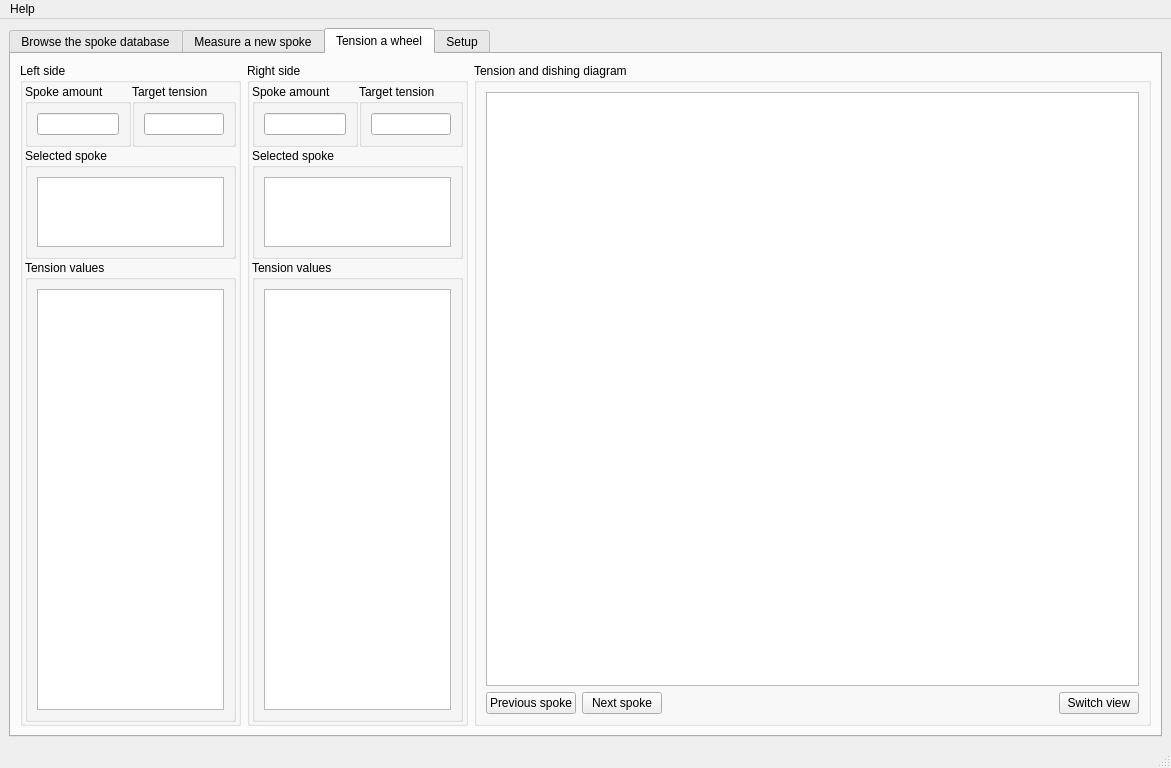
Old version of the form Spokeduino Mothership/ui/spokeduino_mothership.ui in the repository dunkelfalke80/spokeduino.
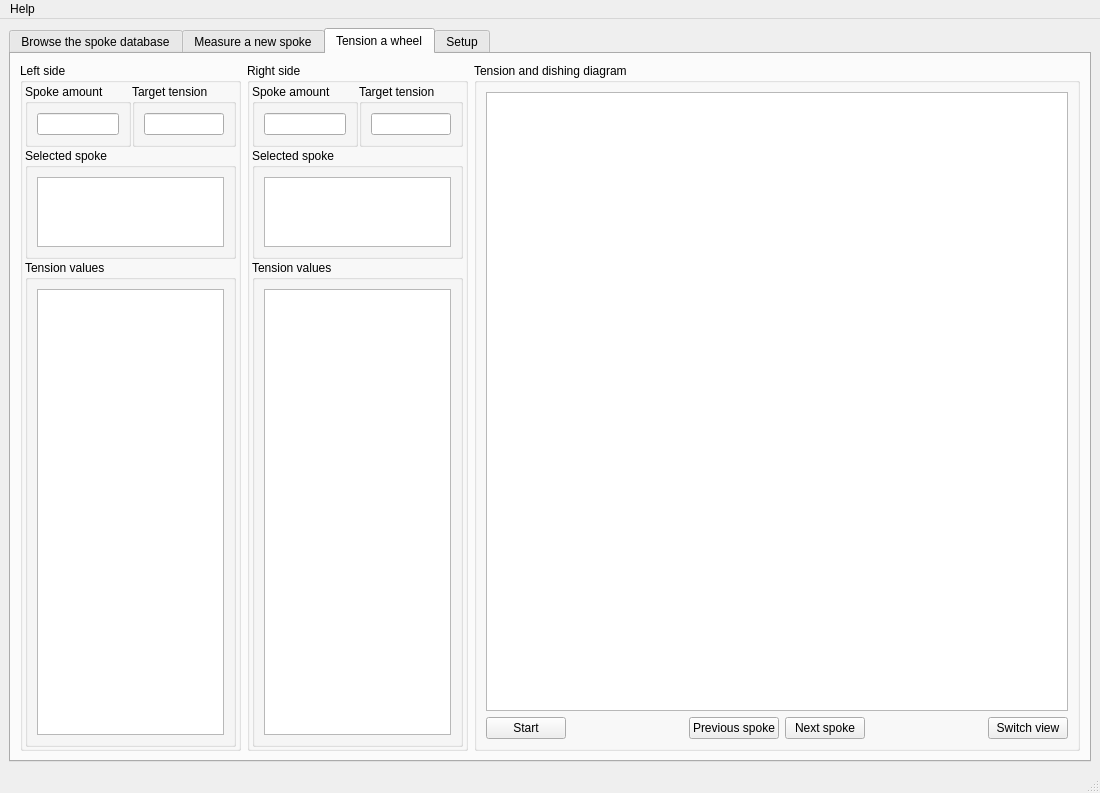
New version of the form. The open tabs and pages were chosen to show the change. Icons and pictures are not drawn. Custom widgets are drawn as their Qt base class.

Commit message: Added start button

Diff of the .ui file:
```diff
--- a/Spokeduino Mothership/ui/spokeduino_mothership.ui
+++ b/Spokeduino Mothership/ui/spokeduino_mothership.ui
@@ -6,8 +6,8 @@
    <rect>
     <x>0</x>
     <y>0</y>
-    <width>1171</width>
-    <height>768</height>
+    <width>1100</width>
+    <height>793</height>
    </rect>
   </property>
   <property name="sizePolicy">
@@ -1369,7 +1369,23 @@
                <property name="sizeConstraint">
                 <enum>QLayout::SizeConstraint::SetDefaultConstraint</enum>
                </property>
-               <item row="0" column="3">
+               <item row="0" column="0">
+                <widget class="QPushButton" name="pushButtonStartTensioning">
+                 <property name="sizePolicy">
+                  <sizepolicy hsizetype="Maximum" vsizetype="Preferred">
+                   <horstretch>0</horstretch>
+                   <verstretch>0</verstretch>
+                  </sizepolicy>
+                 </property>
+                 <property name="text">
+                  <string>Start</string>
+                 </property>
+                 <property name="icon">
+                  <iconset theme="QIcon::ThemeIcon::GoUp"/>
+                 </property>
+                </widget>
+               </item>
+               <item row="0" column="4">
                 <spacer name="horizontalSpacerSpokeEditsLeft">
                  <property name="orientation">
                   <enum>Qt::Orientation::Horizontal</enum>
@@ -1382,7 +1398,23 @@
                  </property>
                 </spacer>
                </item>
-               <item row="0" column="1">
+               <item row="0" column="5">
+                <widget class="QPushButton" name="pushButtonSwitchView">
+                 <property name="sizePolicy">
+                  <sizepolicy hsizetype="Maximum" vsizetype="Preferred">
+                   <horstretch>0</horstretch>
+                   <verstretch>0</verstretch>
+                  </sizepolicy>
+                 </property>
+                 <property name="text">
+                  <string>Switch view</string>
+                 </property>
+                 <property name="icon">
+                  <iconset theme="QIcon::ThemeIcon::MediaPlaylistRepeat"/>
+                 </property>
+                </widget>
+               </item>
+               <item row="0" column="2">
                 <widget class="QPushButton" name="pushButtonPreviousSpoke">
                  <property name="sizePolicy">
                   <sizepolicy hsizetype="Maximum" vsizetype="Preferred">
@@ -1398,7 +1430,7 @@
                  </property>
                 </widget>
                </item>
-               <item row="0" column="2">
+               <item row="0" column="3">
                 <widget class="QPushButton" name="pushButtonNextSpoke">
                  <property name="sizePolicy">
                   <sizepolicy hsizetype="Maximum" vsizetype="Preferred">
@@ -1414,21 +1446,18 @@
                  </property>
                 </widget>
                </item>
-               <item row="0" column="4">
-                <widget class="QPushButton" name="pushButtonSwitchView">
-                 <property name="sizePolicy">
-                  <sizepolicy hsizetype="Maximum" vsizetype="Preferred">
-                   <horstretch>0</horstretch>
-                   <verstretch>0</verstretch>
-                  </sizepolicy>
+               <item row="0" column="1">
+                <spacer name="horizontalSpacer">
+                 <property name="orientation">
+                  <enum>Qt::Orientation::Horizontal</enum>
                  </property>
-                 <property name="text">
-                  <string>Switch view</string>
+                 <property name="sizeHint" stdset="0">
+                  <size>
+                   <width>40</width>
+                   <height>20</height>
+                  </size>
                  </property>
-                 <property name="icon">
-                  <iconset theme="QIcon::ThemeIcon::MediaPlaylistRepeat"/>
-                 </property>
-                </widget>
+                </spacer>
                </item>
               </layout>
              </item>
@@ -1999,7 +2028,7 @@
     <rect>
      <x>0</x>
      <y>0</y>
-     <width>1171</width>
+     <width>1100</width>
      <height>22</height>
     </rect>
    </property>
```
